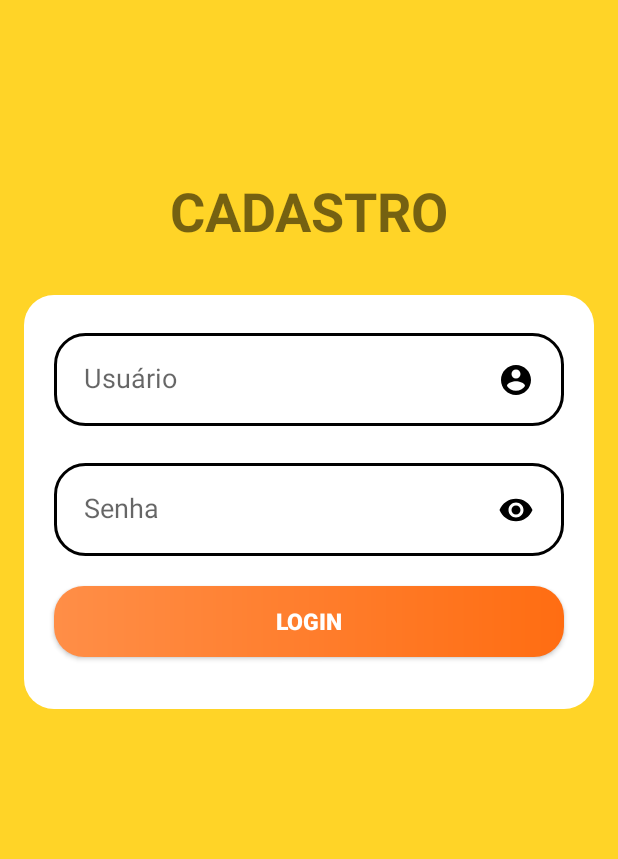
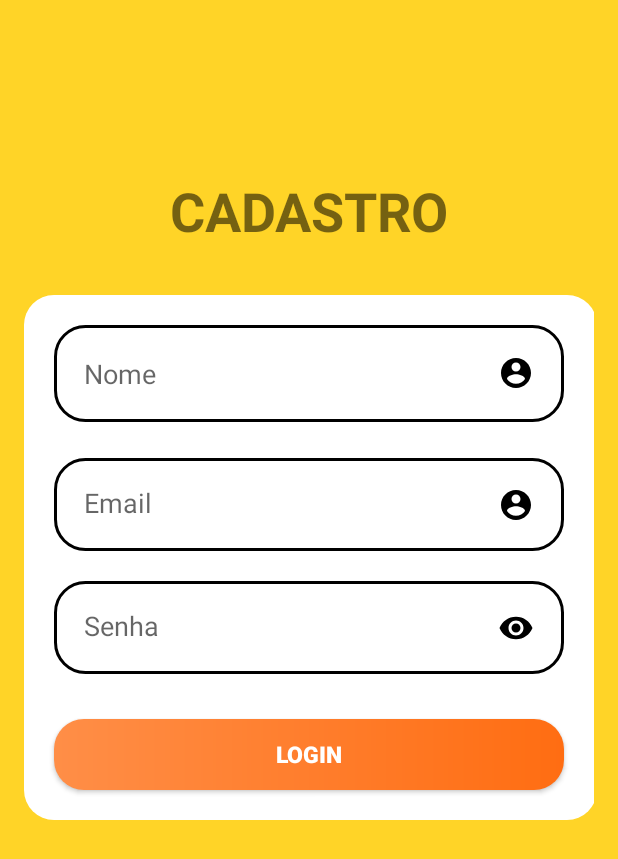
Before and after one commit to blackkseaw/SA_Android, an Android app: the Cadastro screen opened directly, with no data from a screen before it, on a phone screen of 412 x 824 dp. Shown: the top 859 px of the screen. Run offline under Robolectric (Android 15) with nearby library versions, the phone set to English and light mode, and no system bars; our stand-ins replace Firebase (no records; nobody signed in at launch, a user with empty details on screens opened directly).

Commit message:
firebase

```diff
--- a/app/src/main/AndroidManifest.xml
+++ b/app/src/main/AndroidManifest.xml
@@ -12,7 +12,6 @@
         android:theme="@style/AppTheme">
         <activity android:name=".Cadastro"></activity>
         <activity android:name=".CustomAdapter" />
-        <activity android:name=".Main3Activity" />
         <activity
             android:name=".Main2Activity"
             tools:ignore="WrongManifestParent" />
@@ -23,6 +22,7 @@
                 <category android:name="android.intent.category.LAUNCHER" />
             </intent-filter>
         </activity>
+        <activity android:name=".Main3Activity" />
     </application>
 
 </manifest>
--- a/app/src/main/java/com/example/myapplication/Cadastro.java
+++ b/app/src/main/java/com/example/myapplication/Cadastro.java
@@ -1,15 +1,88 @@
 package com.example.myapplication;
 
+import androidx.annotation.NonNull;
 import androidx.appcompat.app.AppCompatActivity;
 
+import android.graphics.Color;
 import android.os.Bundle;
+import android.view.View;
+import android.widget.Button;
+import android.widget.EditText;
+import android.widget.Toast;
+
+import com.google.android.gms.tasks.OnCompleteListener;
+import com.google.android.gms.tasks.Task;
+import com.google.android.material.snackbar.Snackbar;
+import com.google.firebase.auth.AuthResult;
+import com.google.firebase.auth.FirebaseAuth;
 
 public class Cadastro extends AppCompatActivity {
+
+    private EditText edit_nome,edit_email,edit_senha;
+    private Button bt_cadastrar;
+    String[] mensagens = {"Preencha todos os campos", "Cadastro realizado com sucesso"};
 
     @Override
     protected void onCreate(Bundle savedInstanceState) {
         super.onCreate(savedInstanceState);
         setContentView(R.layout.activity_cadastro);
+
+        IniciarComponentes();
+
+        bt_cadastrar.setOnClickListener(new View.OnClickListener() {
+            @Override
+            public void onClick(View v) {
+
+
+            String nome = edit_nome.getText().toString();
+            String email = edit_email.getText().toString();
+            String senha =  edit_senha.getText().toString();
+
+
+            if(nome.isEmpty()||email.isEmpty()||senha.isEmpty()){
+                Snackbar snackbar = Snackbar.make(v,mensagens[0],Snackbar.LENGTH_SHORT);
+                snackbar.setBackgroundTint(Color.WHITE);
+                snackbar.setTextColor(Color.BLACK);
+                snackbar.show();
+            }else {
+                UsuarioCad(v);
+            }
+            }
+        });
+    }
+
+    private void UsuarioCad(View v){
+
+        String nome = edit_nome.getText().toString();
+        String email = edit_email.getText().toString();
+        String senha =  edit_senha.getText().toString();
+
+
+        FirebaseAuth.getInstance().createUserWithEmailAndPassword(email,senha).addOnCompleteListener(new OnCompleteListener<AuthResult>() {
+            @Override
+            public void onComplete(@NonNull Task<AuthResult> task) {
+                Toast.makeText(Cadastro.this, "tarefa" +task.isSuccessful(), Toast.LENGTH_SHORT).show();
+                if (task.isSuccessful()){
+                    Snackbar snackbar = Snackbar.make(v,mensagens[1],Snackbar.LENGTH_SHORT);
+                    snackbar.setBackgroundTint(Color.WHITE);
+                    snackbar.setTextColor(Color.BLACK);
+                    snackbar.show();
+                }else {
+                    Snackbar snackbar = Snackbar.make(v,mensagens[0],Snackbar.LENGTH_SHORT);
+                    snackbar.setBackgroundTint(Color.WHITE);
+                    snackbar.setTextColor(Color.BLACK);
+                    snackbar.show();
+                }
+            }
+        });
+    }
+
+    private void IniciarComponentes(){
+
+        edit_nome = findViewById(R.id.edit_nome);
+        edit_email = findViewById(R.id.edit_email);
+        edit_senha = findViewById(R.id.edit_senha);
+        bt_cadastrar = findViewById(R.id.bt_cadastrar);
     }
 
 }
--- a/app/src/main/res/layout/activity_cadastro.xml
+++ b/app/src/main/res/layout/activity_cadastro.xml
@@ -32,8 +32,8 @@
         <View
             android:id="@+id/view"
             style="@style/ContainerComponents"
-            android:layout_width="match_parent"
-            android:layout_height="276dp"
+            android:layout_width="382dp"
+            android:layout_height="350dp"
             android:layout_marginTop="32dp"
             app:layout_constraintEnd_toEndOf="parent"
             app:layout_constraintHorizontal_bias="0.218"
@@ -41,22 +41,38 @@
             app:layout_constraintTop_toBottomOf="@+id/text7" />
 
         <EditText
-            android:id="@+id/tLogin"
+            android:id="@+id/edit_email"
             style="@style/Edit_Text"
             android:layout_width="match_parent"
             android:layout_height="62dp"
             android:drawableRight="@drawable/ic_user"
             android:ems="10"
-            android:hint="Usuário"
+            android:hint="Email"
             android:inputType="textPersonName"
-            app:layout_constraintBottom_toTopOf="@+id/tSenha"
+            app:layout_constraintBottom_toTopOf="@+id/edit_senha"
             app:layout_constraintEnd_toEndOf="@+id/view"
-            app:layout_constraintHorizontal_bias="0.482"
+            app:layout_constraintHorizontal_bias="0.465"
+            app:layout_constraintStart_toStartOf="@+id/view"
+            app:layout_constraintTop_toBottomOf="@+id/edit_nome"
+            app:layout_constraintVertical_bias="1.0" />
+
+        <EditText
+            android:id="@+id/edit_nome"
+            style="@style/Edit_Text"
+            android:layout_width="match_parent"
+            android:layout_height="wrap_content"
+            android:layout_marginTop="36dp"
+            android:drawableRight="@drawable/ic_user"
+            android:ems="10"
+            android:hint="Nome"
+            android:inputType="textPersonName"
+            app:layout_constraintEnd_toEndOf="@+id/view"
+            app:layout_constraintHorizontal_bias="0.465"
             app:layout_constraintStart_toStartOf="@+id/view"
             app:layout_constraintTop_toTopOf="@+id/view" />
 
         <EditText
-            android:id="@+id/tSenha"
+            android:id="@+id/edit_senha"
             style="@style/Edit_Text"
             android:layout_width="match_parent"
             android:layout_height="62dp"
@@ -66,13 +82,13 @@
             android:inputType="textPassword"
             app:layout_constraintBottom_toBottomOf="@+id/view"
             app:layout_constraintEnd_toEndOf="@+id/view"
-            app:layout_constraintHorizontal_bias="0.482"
+            app:layout_constraintHorizontal_bias="0.465"
             app:layout_constraintStart_toStartOf="@+id/view"
             app:layout_constraintTop_toTopOf="@+id/view"
-            app:layout_constraintVertical_bias="0.53" />
+            app:layout_constraintVertical_bias="0.687" />
 
         <Button
-            android:id="@+id/btLogin"
+            android:id="@+id/bt_cadastrar"
             style="@style/Loginbt"
             android:layout_width="match_parent"
             android:layout_height="47dp"
@@ -84,9 +100,10 @@
             android:textStyle="bold"
             app:layout_constraintBottom_toBottomOf="@+id/view"
             app:layout_constraintEnd_toEndOf="@+id/view"
+            app:layout_constraintHorizontal_bias="0.465"
             app:layout_constraintStart_toStartOf="@+id/view"
             app:layout_constraintTop_toBottomOf="@+id/tSenha"
-            app:layout_constraintVertical_bias="0.0" />
+            app:layout_constraintVertical_bias="0.606" />
 
         <ProgressBar
             android:id="@+id/progressbar"
--- a/app/src/main/res/layout/activity_main3.xml
+++ b/app/src/main/res/layout/activity_main3.xml
@@ -57,7 +57,7 @@
         android:layout_height="62dp"
         android:drawableRight="@drawable/ic_user"
         android:ems="10"
-        android:hint="Usuário"
+        android:hint="Email"
         android:inputType="textPersonName"
         app:layout_constraintBottom_toTopOf="@+id/tSenha"
         app:layout_constraintEnd_toEndOf="@+id/view"
--- a/app/src/main/res/values/strings.xml
+++ b/app/src/main/res/values/strings.xml
@@ -1,7 +1,7 @@
 <resources>
     <string name="app_name">SAM</string>
     <!-- LoginActivity -->
-    <string name="usuario">Usuário</string>
+    <string name="usuario">Email</string>
     <string name="senha">Senha</string>
     <string name="login">Login</string>
     <string name="text_cadastro">Ainda não tem cadastro? Clique aqui</string>
--- a/build.gradle
+++ b/build.gradle
@@ -9,7 +9,7 @@ buildscript {
     }
     dependencies {
         classpath 'com.android.tools.build:gradle:3.6.1'
-
+        classpath 'com.google.gms:google-services:4.3.10'
 
         // NOTE: Do not place your application dependencies here; they belong
         // in the individual module build.gradle files
```
Also changed, not shown: app/build.gradle (+11 -1 lines), 1 other file.
